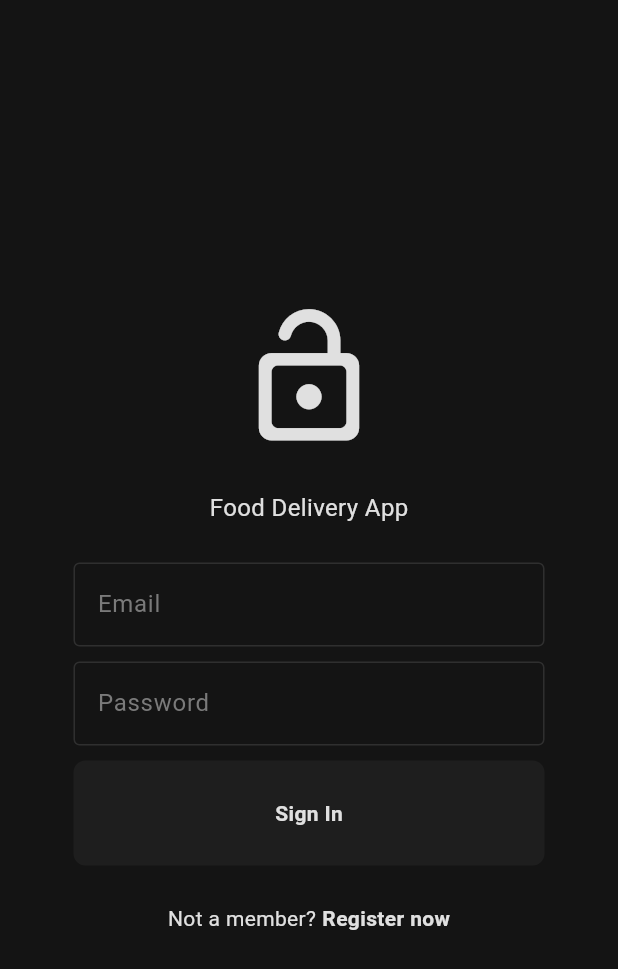
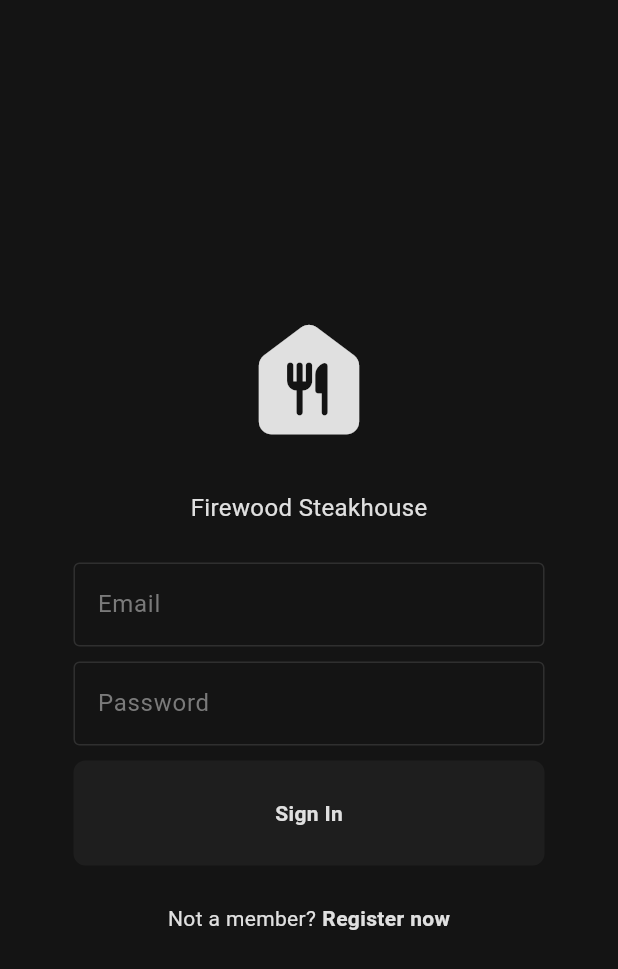
Before and after one commit to sazzad1620/Firewood_Steakhouse, a Flutter app: the screen it shows after launch, on a phone screen of 412 x 824 dp. Shown: the top 969 px of the screen. Run offline on Flutter 3.47's test engine with Material 3 defaults, Android fonts, the phone set to English and light mode, and no system bars; missing offline and left inert: bkash, flutter_sslcommerz.

Commit message:
release 1.0 done, tested in mobile

```diff
--- a/lib/pages/login_page.dart
+++ b/lib/pages/login_page.dart
@@ -50,7 +50,7 @@
               children: [
                 // logo
                 Icon(
-                  Icons.lock_open_rounded,
+                  Icons.food_bank_rounded,
                   size: 100,
                   color: Theme.of(context).colorScheme.inversePrimary,
                 ),
@@ -58,7 +58,7 @@
                 const SizedBox(height: 25),
 
                 Text(
-                  "Food Delivery App",
+                  "Firewood Steakhouse",
                   style: TextStyle(
                     fontSize: 16,
                     color: Theme.of(context).colorScheme.inversePrimary,
```
